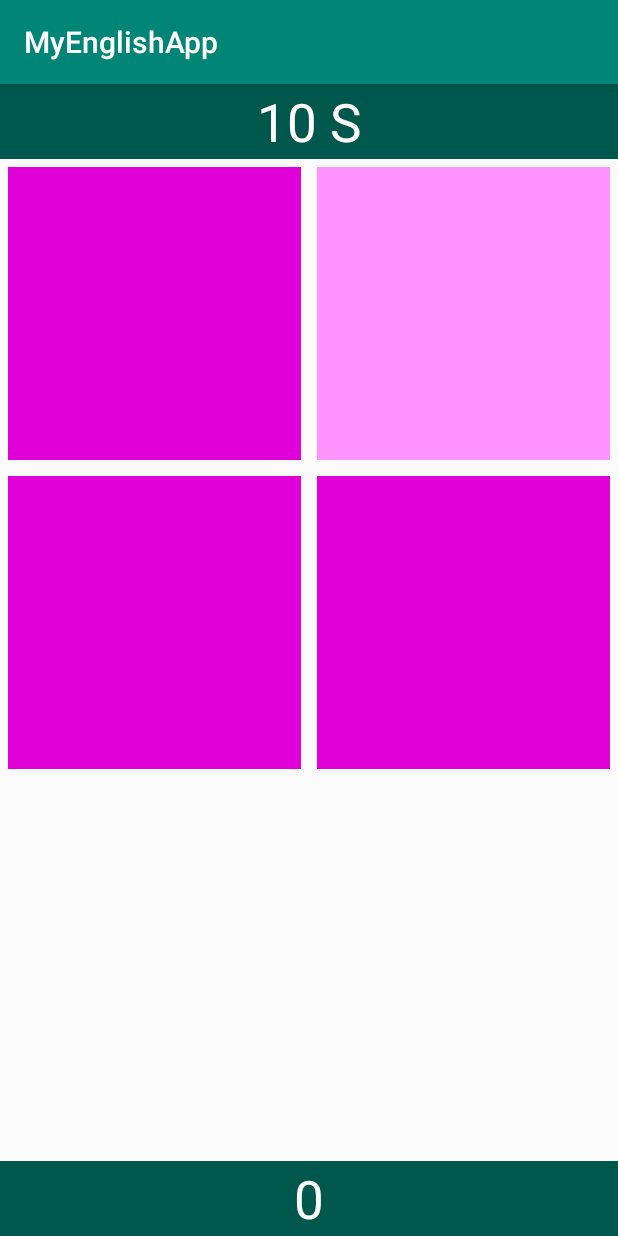
After one commit to truongduyuit/my-english-app, an Android app: the GameKukubiScreenPlay screen opened directly, with no data from a screen before it, on a phone screen of 412 x 824 dp. The commit adds this screen. Run offline under Robolectric (Android 15) with nearby library versions, the phone set to English and light mode, and no system bars.

Commit message:
Connect to firebase & game kukubi v1

```diff
--- a/MyEnglishApp/app/build.gradle
+++ b/MyEnglishApp/app/build.gradle
@@ -1,4 +1,5 @@
 apply plugin: 'com.android.application'
+apply plugin: 'com.google.gms.google-services'
 
 android {
     compileSdkVersion 28
@@ -24,6 +25,7 @@ dependencies {
     implementation 'androidx.appcompat:appcompat:1.1.0'
     implementation 'androidx.constraintlayout:constraintlayout:1.1.3'
     implementation 'androidx.legacy:legacy-support-v4:1.0.0'
+    implementation 'com.google.firebase:firebase-database:16.0.4'
     testImplementation 'junit:junit:4.12'
     androidTestImplementation 'androidx.test:runner:1.2.0'
     androidTestImplementation 'androidx.test.espresso:espresso-core:3.2.0'
--- a/MyEnglishApp/app/src/main/AndroidManifest.xml
+++ b/MyEnglishApp/app/src/main/AndroidManifest.xml
@@ -9,6 +9,7 @@
         android:roundIcon="@mipmap/ic_launcher_round"
         android:supportsRtl="true"
         android:theme="@style/AppTheme">
+        <activity android:name=".GameKukubiScreenPlay"></activity>
         <activity android:name=".MainActivity">
             <intent-filter>
                 <action android:name="android.intent.action.MAIN" />
--- /dev/null
+++ b/MyEnglishApp/app/src/main/java/com/example/myenglishapp/AdapterKukubi.java
@@ -0,0 +1,44 @@
+package com.example.myenglishapp;
+
+import android.content.Context;
+import android.graphics.Color;
+import android.view.LayoutInflater;
+import android.view.View;
+import android.view.ViewGroup;
+import android.widget.ArrayAdapter;
+
+import androidx.annotation.NonNull;
+import androidx.annotation.Nullable;
+
+import java.util.ArrayList;
+import java.util.List;
+
+public class AdapterKukubi extends ArrayAdapter<String> {
+
+    Context ct;
+    ArrayList<String> data;
+
+    public AdapterKukubi(@NonNull Context context, int resource, @NonNull List<String> objects) {
+        super(context, resource, objects);
+
+        this.ct = context;
+        this.data = new ArrayList<>(objects);
+    }
+
+    @NonNull
+    @Override
+    public View getView(int position, @Nullable View convertView, @NonNull ViewGroup parent) {
+
+        View row = convertView;
+        LayoutInflater inflater = (LayoutInflater)ct.getSystemService(ct.LAYOUT_INFLATER_SERVICE);
+        row = inflater.inflate(R.layout.kukubi_box, null);
+
+        if (data != null && data.size() > 0)
+        {
+            com.example.myenglishapp.GameKukubiColorBox item = (com.example.myenglishapp.GameKukubiColorBox)row.findViewById(R.id.box_kukubi);
+            item.setBackgroundColor(Color.parseColor(data.get(position)));
+        }
+
+        return row;
+    }
+}
--- /dev/null
+++ b/MyEnglishApp/app/src/main/java/com/example/myenglishapp/GameKukubiColorBox.java
@@ -0,0 +1,36 @@
+package com.example.myenglishapp;
+
+import android.annotation.SuppressLint;
+import android.content.Context;
+import android.util.AttributeSet;
+import android.widget.TextView;
+
+import androidx.annotation.Nullable;
+
+@SuppressLint("AppCompatCustomView")
+public class GameKukubiColorBox extends TextView {
+
+
+    public GameKukubiColorBox(Context context) {
+        super(context);
+    }
+
+    public GameKukubiColorBox(Context context, @Nullable AttributeSet attrs) {
+        super(context, attrs);
+    }
+
+    public GameKukubiColorBox(Context context, @Nullable AttributeSet attrs, int defStyleAttr) {
+        super(context, attrs, defStyleAttr);
+    }
+
+    @Override
+    protected void onMeasure(int widthMeasureSpec, int heightMeasureSpec) {
+        super.onMeasure(widthMeasureSpec, heightMeasureSpec);
+
+        // lấy chiều ngang ô màu
+        int ngang = getMeasuredWidth();
+
+        // Set ô vuông
+        setMeasuredDimension(ngang, ngang);
+    }
+}
--- /dev/null
+++ b/MyEnglishApp/app/src/main/java/com/example/myenglishapp/GameKukubiHelper.java
@@ -0,0 +1,50 @@
+package com.example.myenglishapp;
+
+import android.util.Log;
+
+import java.util.ArrayList;
+import java.util.Random;
+
+public class GameKukubiHelper {
+    String mau[] = new String[] { "#800080", "#ff93ff", "#ff0000", "#d82020", "#DF01D7"};
+    Random random = new Random();
+
+    static int answer;
+
+    // tạo màu cho ô
+    public ArrayList<String> createColor(int n)
+    {
+        ArrayList<String> result = new ArrayList<>();
+
+        // random vị trí màu khác biệt
+        int indexDef = random.nextInt(mau.length);
+        answer = indexDef;
+
+        // random vi tri màu giống nhau
+        int indexCom;
+        do {
+            indexCom = random.nextInt(mau.length);
+        }
+        while (indexDef == indexCom);
+
+
+        Log.d("def", "" + indexDef + "/" + indexCom);
+
+
+        // thêm mã màu vài list
+        for (int i =0; i < n; i++)
+        {
+            if (i == indexDef)
+            {
+                result.add(mau[indexDef]);
+            }
+            else
+            {
+                result.add(mau[indexCom]);
+            }
+
+        }
+
+        return result;
+    }
+}
--- /dev/null
+++ b/MyEnglishApp/app/src/main/java/com/example/myenglishapp/GameKukubiScreenPlay.java
@@ -0,0 +1,87 @@
+package com.example.myenglishapp;
+
+import androidx.appcompat.app.AppCompatActivity;
+
+import android.os.Bundle;
+import android.util.Log;
+import android.view.View;
+import android.widget.AdapterView;
+import android.widget.GridView;
+import android.widget.TextView;
+
+import org.w3c.dom.Text;
+
+import java.util.ArrayList;
+
+public class GameKukubiScreenPlay extends AppCompatActivity {
+
+    TextView tv_time;
+    TextView tv_score;
+    GridView gv;
+    GameKukubiHelper helper = new GameKukubiHelper();
+    ArrayList arr;
+
+    int rows;
+    int score;
+    int level;
+
+    @Override
+    protected void onCreate(Bundle savedInstanceState) {
+        super.onCreate(savedInstanceState);
+        setContentView(R.layout.activity_game_kukubi_screen_play);
+
+        score = 0;
+        level = 1;
+        rows = 2;
+
+        mapping();
+        settingGameBoard(rows);
+        setDataForGameBoard();
+        setOnClick();
+    }
+
+    private void mapping()
+    {
+        tv_time = (TextView) findViewById(R.id.tvTime);
+        tv_score = (TextView) findViewById(R.id.tvScore);
+        gv = (GridView) findViewById(R.id.game_board);
+    }
+
+    private void settingGameBoard(int iRows)
+    {
+        gv.setNumColumns(iRows);
+    }
+
+    private void setDataForGameBoard()
+    {
+        arr = new ArrayList(helper.createColor((int)Math.pow(rows, 2)));
+
+        AdapterKukubi adapterKukubi = new AdapterKukubi(GameKukubiScreenPlay.this, R.layout.activity_game_kukubi_screen_play, arr);
+
+        gv.setAdapter(adapterKukubi);
+
+        tv_score.setText(Integer.toString(score));
+    }
+
+    private void setOnClick()
+    {
+        gv.setOnItemClickListener(new AdapterView.OnItemClickListener() {
+            @Override
+            public void onItemClick(AdapterView<?> parent, View view, int position, long id) {
+                if (position == GameKukubiHelper.answer)
+                {
+                    score++;
+                    setDataForGameBoard();
+
+                    if (level % 5 == 0)
+                    {
+                        rows++;
+                        settingGameBoard(rows);
+                        setDataForGameBoard();
+                        setOnClick();
+                    }
+                }
+            }
+        });
+    }
+}
--- /dev/null
+++ b/MyEnglishApp/app/src/main/res/layout/activity_game_kukubi_screen_play.xml
@@ -0,0 +1,49 @@
+<?xml version="1.0" encoding="utf-8"?>
+<RelativeLayout xmlns:android="http://schemas.android.com/apk/res/android"
+    xmlns:app="http://schemas.android.com/apk/res-auto"
+    xmlns:tools="http://schemas.android.com/tools"
+    android:layout_width="match_parent"
+    android:layout_height="match_parent"
+    tools:context=".GameKukubiScreenPlay">
+
+    <TextView
+        android:id="@+id/tvTime"
+        android:layout_width="match_parent"
+        android:layout_height="50dp"
+        android:textSize="35sp"
+        android:gravity="center"
+        android:layout_alignParentTop="true"
+        android:layout_alignParentLeft="true"
+        android:layout_alignParentStart="true"
+
+        android:background="@color/colorPrimaryDark"
+        android:textColor="@color/colorWhite"
+
+        android:text="10 S"
+        />
+
+    <GridView
+        android:id="@+id/game_board"
+        android:layout_width="match_parent"
+        android:layout_height="wrap_content"
+        android:layout_below="@+id/tvTime"
+        android:layout_above="@+id/tvScore"
+        android:layout_alignParentLeft="true"
+        android:layout_alignParentStart="true"
+        android:columnWidth="5dp"
+        />
+    <TextView
+        android:id="@+id/tvScore"
+        android:layout_width="match_parent"
+        android:layout_height="50dp"
+        android:textSize="35sp"
+        android:gravity="center"
+        android:layout_alignParentBottom="true"
+        android:layout_centerHorizontal="true"
+
+        android:background="@color/colorPrimaryDark"
+        android:textColor="@color/colorWhite"
+
+        android:text="0"
+        />
+</RelativeLayout>
--- /dev/null
+++ b/MyEnglishApp/app/src/main/res/layout/kukubi_box.xml
@@ -0,0 +1,12 @@
+<?xml version="1.0" encoding="utf-8"?>
+<LinearLayout xmlns:android="http://schemas.android.com/apk/res/android"
+    android:orientation="vertical" android:layout_width="match_parent"
+    android:layout_height="match_parent">
+
+    <com.example.myenglishapp.GameKukubiColorBox
+        android:id="@+id/box_kukubi"
+        android:layout_width="match_parent"
+        android:layout_height="match_parent"
+        android:layout_margin="5dp"
+        />
+</LinearLayout>
--- a/MyEnglishApp/build.gradle
+++ b/MyEnglishApp/build.gradle
@@ -8,6 +8,7 @@ buildscript {
     }
     dependencies {
         classpath 'com.android.tools.build:gradle:3.5.0'
+        classpath 'com.google.gms:google-services:4.2.0'
 
         // NOTE: Do not place your application dependencies here; they belong
         // in the individual module build.gradle files
```
Also changed, not shown: MyEnglishApp/app/src/main/java/com/example/myenglishapp/MainActivity.java (+8 -0 lines), 1 other file.
